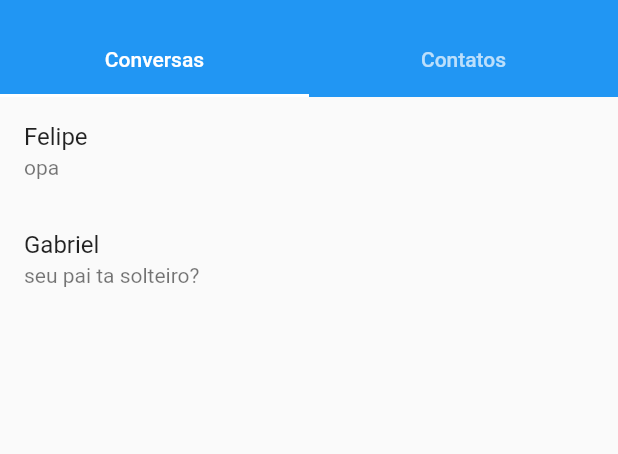
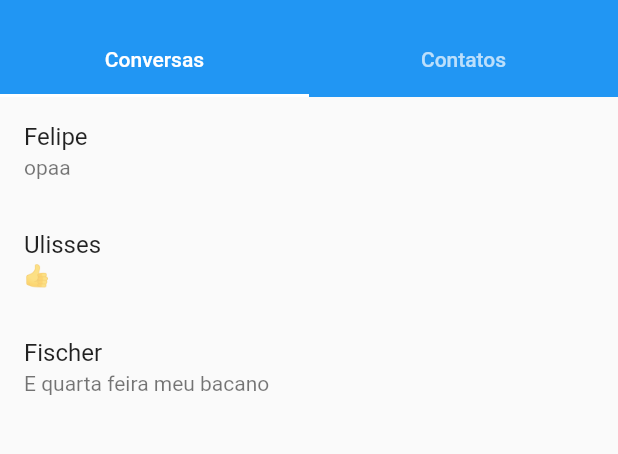
Before and after one commit to davi133/app-mensagens-si700, a Flutter app: the Home screen opened directly, on a phone screen of 412 x 824 dp, the part 59-513 px from its top. Run offline on Flutter 3.47's test engine with Material 2 defaults, Android fonts, the phone set to English and light mode, and no system bars; key blocks and very long unbroken strings in the code were emptied for the run.

Commit message:
mudança nos dialogos

```diff
--- a/lib/Dados/chatList.dart
+++ b/lib/Dados/chatList.dart
@@ -9,11 +9,15 @@ import 'global.dart';
 var chatList = [
   Conversa(CURRENT_USER, User("Felipe", 1002), mensagens: [
     Mensagem(CURRENT_USER, User("Felipe", 1002), "ola"),
-    Mensagem(User("Felipe", 1002),CURRENT_USER, "opa"),
+    Mensagem(User("Felipe", 1002),CURRENT_USER, "opaa"),
 
   ]),
-  Conversa(CURRENT_USER, User("Gabriel", 1005), mensagens: [
-    Mensagem(CURRENT_USER, User("Gabriel", 1005), "seu pai ta solteiro?"),
+   Conversa(CURRENT_USER, User("Ulisses", 1010), mensagens: [
+    Mensagem(User("Ulisses", 1010),CURRENT_USER, "Você é um professor muito legal"),
+    Mensagem(CURRENT_USER, User("Ulisses", 1010),"👍"),
+  ]),
+  Conversa(CURRENT_USER, User("Fischer", 1005), mensagens: [
+    Mensagem(CURRENT_USER, User("Robson", 1005), "E quarta feira meu bacano"),
   ])
 
 ];
--- a/lib/Dados/contactList.dart
+++ b/lib/Dados/contactList.dart
@@ -4,7 +4,8 @@ var contactList = [
   Contato("Felipe", 1002),
   Contato("Joao", 1003),
   Contato("Pedro", 1004),
-  Contato("Gabriel", 1005)
+  Contato("Robson", 1005),
+  Contato("Ulisses", 1010)
 ];
 
 Contato? getByNumber(int number) {
```
